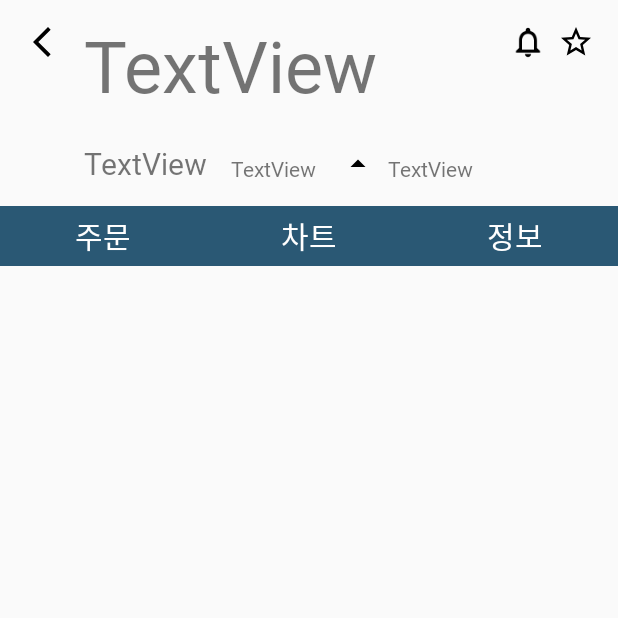
After one commit to minsoon025/horsebit, an Android app: the OrderActivity screen opened directly, with no data from a screen before it, on a phone screen of 412 x 824 dp, the top half of it. The commit adds this screen. Run offline under Robolectric (Android 15) with nearby library versions, the phone set to English and light mode, and no system bars.

Commit message:
feat: 주문 엑티비티 추가

```diff
--- a/frontend/app/src/main/AndroidManifest.xml
+++ b/frontend/app/src/main/AndroidManifest.xml
@@ -12,6 +12,9 @@
         android:supportsRtl="true"
         android:theme="@style/Theme.AppCompat.Light.NoActionBar"
         tools:targetApi="31">
+        <activity
+            android:name=".OrderActivity"
+            android:exported="false" />
         <activity
             android:name=".LoginRegisterActivity"
             android:exported="false" />
--- a/frontend/app/src/main/java/com/a406/horsebit/HomeFragment.kt
+++ b/frontend/app/src/main/java/com/a406/horsebit/HomeFragment.kt
@@ -1,5 +1,6 @@
 package com.a406.horsebit
 
+import android.content.Intent
 import android.os.Bundle
 import android.util.Log
 import androidx.fragment.app.Fragment
@@ -84,6 +85,14 @@ class HomeFragment : Fragment() {
             binding.rvAssetTable.adapter = AssetTableItemAdapter(AssetItemList)
         }
 
+        binding.btnTmp.setOnClickListener {
+            Log.d("asdfdsaf", "asdfsadf")
+
+            val intent = Intent(requireActivity(), OrderActivity::class.java)
+
+            startActivity(intent)
+        }
+
         return view
     }
 }
--- /dev/null
+++ b/frontend/app/src/main/java/com/a406/horsebit/OrderActivity.kt
@@ -0,0 +1,19 @@
+package com.a406.horsebit
+
+import androidx.appcompat.app.AppCompatActivity
+import android.os.Bundle
+import com.a406.horsebit.databinding.ActivityOrderBinding
+
+class OrderActivity : AppCompatActivity() {
+
+    private val binding by lazy {
+        ActivityOrderBinding.inflate(layoutInflater)
+    }
+
+    override fun onCreate(savedInstanceState: Bundle?) {
+        super.onCreate(savedInstanceState)
+        setContentView(binding.root)
+
+
+    }
+}
--- /dev/null
+++ b/frontend/app/src/main/res/drawable/baseline_arrow_back_ios_new_24.xml
@@ -0,0 +1,5 @@
+<vector android:height="24dp" android:tint="#000000"
+    android:viewportHeight="24" android:viewportWidth="24"
+    android:width="24dp" xmlns:android="http://schemas.android.com/apk/res/android">
+    <path android:fillColor="@android:color/white" android:pathData="M17.77,3.77l-1.77,-1.77l-10,10l10,10l1.77,-1.77l-8.23,-8.23z"/>
+</vector>
--- /dev/null
+++ b/frontend/app/src/main/res/drawable/baseline_star_24.xml
@@ -0,0 +1,5 @@
+<vector android:height="24dp" android:tint="#000000"
+    android:viewportHeight="24" android:viewportWidth="24"
+    android:width="24dp" xmlns:android="http://schemas.android.com/apk/res/android">
+    <path android:fillColor="@android:color/white" android:pathData="M12,17.27L18.18,21l-1.64,-7.03L22,9.24l-7.19,-0.61L12,2 9.19,8.63 2,9.24l5.46,4.73L5.82,21z"/>
+</vector>
--- /dev/null
+++ b/frontend/app/src/main/res/drawable/baseline_star_border_24.xml
@@ -0,0 +1,5 @@
+<vector android:height="24dp" android:tint="#000000"
+    android:viewportHeight="24" android:viewportWidth="24"
+    android:width="24dp" xmlns:android="http://schemas.android.com/apk/res/android">
+    <path android:fillColor="@android:color/white" android:pathData="M22,9.24l-7.19,-0.62L12,2 9.19,8.63 2,9.24l5.46,4.73L5.82,21 12,17.27 18.18,21l-1.63,-7.03L22,9.24zM12,15.4l-3.76,2.27 1,-4.28 -3.32,-2.88 4.38,-0.38L12,6.1l1.71,4.04 4.38,0.38 -3.32,2.88 1,4.28L12,15.4z"/>
+</vector>
--- /dev/null
+++ b/frontend/app/src/main/res/layout/activity_order.xml
@@ -0,0 +1,162 @@
+<?xml version="1.0" encoding="utf-8"?>
+<androidx.constraintlayout.widget.ConstraintLayout xmlns:android="http://schemas.android.com/apk/res/android"
+    xmlns:app="http://schemas.android.com/apk/res-auto"
+    xmlns:tools="http://schemas.android.com/tools"
+    android:layout_width="match_parent"
+    android:layout_height="wrap_content"
+    tools:context=".OrderActivity">
+
+    <ImageView
+        android:id="@+id/iv_GoBack"
+        android:layout_width="wrap_content"
+        android:layout_height="wrap_content"
+        android:layout_marginStart="16dp"
+        android:layout_marginTop="16dp"
+        app:layout_constraintStart_toStartOf="parent"
+        app:layout_constraintTop_toTopOf="parent"
+        app:srcCompat="@drawable/baseline_arrow_back_ios_new_24" />
+
+    <TextView
+        android:id="@+id/tv_Title"
+        android:layout_width="wrap_content"
+        android:layout_height="wrap_content"
+        android:layout_marginStart="16dp"
+        android:layout_marginTop="1dp"
+        android:fontFamily="@font/line_seed_kr_rg"
+        android:includeFontPadding="false"
+        android:text="TextView"
+        android:textSize="48sp"
+        app:layout_constraintStart_toEndOf="@+id/iv_GoBack"
+        app:layout_constraintTop_toTopOf="@+id/iv_GoBack" />
+
+    <TextView
+        android:id="@+id/tv_CurrPrice"
+        android:layout_width="wrap_content"
+        android:layout_height="wrap_content"
+        android:layout_marginTop="24dp"
+        android:fontFamily="@font/line_seed_kr_rg"
+        android:includeFontPadding="false"
+        android:text="TextView"
+        android:textSize="20sp"
+        app:layout_constraintStart_toStartOf="@+id/tv_Title"
+        app:layout_constraintTop_toBottomOf="@+id/tv_Title" />
+
+    <TextView
+        android:id="@+id/tv_PercntageYesterday"
+        android:layout_width="wrap_content"
+        android:layout_height="wrap_content"
+        android:layout_marginStart="16dp"
+        android:fontFamily="@font/line_seed_kr_rg"
+        android:includeFontPadding="false"
+        android:text="TextView"
+        app:layout_constraintBottom_toBottomOf="@+id/tv_CurrPrice"
+        app:layout_constraintStart_toEndOf="@+id/tv_CurrPrice" />
+
+    <ImageView
+        android:id="@+id/iv_UpOrDown"
+        android:layout_width="wrap_content"
+        android:layout_height="wrap_content"
+        android:layout_marginStart="16dp"
+        app:layout_constraintBottom_toBottomOf="@+id/tv_PercntageYesterday"
+        app:layout_constraintStart_toEndOf="@+id/tv_PercntageYesterday"
+        app:srcCompat="@drawable/baseline_arrow_drop_up_24" />
+
+    <TextView
+        android:id="@+id/tv_PercntageYesterday2"
+        android:layout_width="wrap_content"
+        android:layout_height="wrap_content"
+        android:layout_marginStart="8dp"
+        android:fontFamily="@font/line_seed_kr_rg"
+        android:includeFontPadding="false"
+        android:text="TextView"
+        app:layout_constraintBottom_toBottomOf="@+id/iv_UpOrDown"
+        app:layout_constraintStart_toEndOf="@+id/iv_UpOrDown" />
+
+    <ImageView
+        android:id="@+id/iv_FavoriteOrder"
+        android:layout_width="wrap_content"
+        android:layout_height="wrap_content"
+        android:layout_marginTop="16dp"
+        android:layout_marginEnd="16dp"
+        app:layout_constraintEnd_toEndOf="parent"
+        app:layout_constraintTop_toTopOf="parent"
+        app:srcCompat="@drawable/baseline_star_border_24" />
+
+    <ImageView
+        android:id="@+id/iv_AlarmOrder"
+        android:layout_width="wrap_content"
+        android:layout_height="wrap_content"
+        android:layout_marginEnd="8dp"
+        app:layout_constraintBottom_toBottomOf="@+id/iv_FavoriteOrder"
+        app:layout_constraintEnd_toStartOf="@+id/iv_FavoriteOrder"
+        app:srcCompat="@drawable/baseline_notifications_none_24" />
+
+    <LinearLayout
+        android:id="@+id/llh_OderTable"
+        android:layout_width="match_parent"
+        android:layout_height="40dp"
+        android:layout_marginTop="16dp"
+        android:orientation="horizontal"
+        android:weightSum="3"
+        app:layout_constraintEnd_toEndOf="parent"
+        app:layout_constraintStart_toStartOf="parent"
+        app:layout_constraintTop_toBottomOf="@+id/tv_PercntageYesterday">
+
+        <FrameLayout
+            android:id="@+id/fl_StockOrder"
+            android:layout_width="0dp"
+            android:layout_height="match_parent"
+            android:layout_weight="1"
+            android:background="@color/background">
+
+            <TextView
+                android:id="@+id/tv_StockOrder"
+                android:layout_width="match_parent"
+                android:layout_height="match_parent"
+                android:fontFamily="@font/line_seed_kr_rg"
+                android:gravity="center"
+                android:includeFontPadding="false"
+                android:text="주문"
+                android:textColor="@color/white"
+                android:textSize="20sp" />
+        </FrameLayout>
+
+        <FrameLayout
+            android:id="@+id/fl_StockChart"
+            android:layout_width="0dp"
+            android:layout_height="match_parent"
+            android:layout_weight="1"
+            android:background="@color/background">
+
+            <TextView
+                android:id="@+id/tv_StockChart"
+                android:layout_width="match_parent"
+                android:layout_height="match_parent"
+                android:fontFamily="@font/line_seed_kr_rg"
+                android:gravity="center"
+                android:includeFontPadding="false"
+                android:text="차트"
+                android:textColor="@color/white"
+                android:textSize="20sp" />
+        </FrameLayout>
+
+        <FrameLayout
+            android:id="@+id/fl_StockInfomation"
+            android:layout_width="0dp"
+            android:layout_height="match_parent"
+            android:layout_weight="1"
+            android:background="@color/background">
+
+            <TextView
+                android:id="@+id/tv_StockInfomation"
+                android:layout_width="match_parent"
+                android:layout_height="match_parent"
+                android:fontFamily="@font/line_seed_kr_rg"
+                android:gravity="center"
+                android:includeFontPadding="false"
+                android:text="정보"
+                android:textColor="@color/white"
+                android:textSize="20sp" />
+        </FrameLayout>
+    </LinearLayout>
+</androidx.constraintlayout.widget.ConstraintLayout>
--- a/frontend/app/src/main/res/layout/fragment_home.xml
+++ b/frontend/app/src/main/res/layout/fragment_home.xml
@@ -299,4 +299,12 @@
         app:layout_constraintEnd_toEndOf="parent"
         app:layout_constraintStart_toStartOf="parent"
         app:layout_constraintTop_toBottomOf="@+id/llh_TableTop" />
+
+    <Button
+        android:id="@+id/btn_Tmp"
+        android:layout_width="wrap_content"
+        android:layout_height="wrap_content"
+        android:text="Button"
+        app:layout_constraintEnd_toEndOf="parent"
+        app:layout_constraintTop_toBottomOf="@+id/llh_Setting" />
 </androidx.constraintlayout.widget.ConstraintLayout>
--- a/frontend/build.gradle
+++ b/frontend/build.gradle
@@ -1,6 +1,6 @@
 // Top-level build file where you can add configuration options common to all sub-projects/modules.
 plugins {
-    id 'com.android.application' version '8.1.1' apply false
-    id 'com.android.library' version '8.1.1' apply false
+    id 'com.android.application' version '8.0.2' apply false
+    id 'com.android.library' version '8.0.2' apply false
     id 'org.jetbrains.kotlin.android' version '1.8.20' apply false
 }
```
